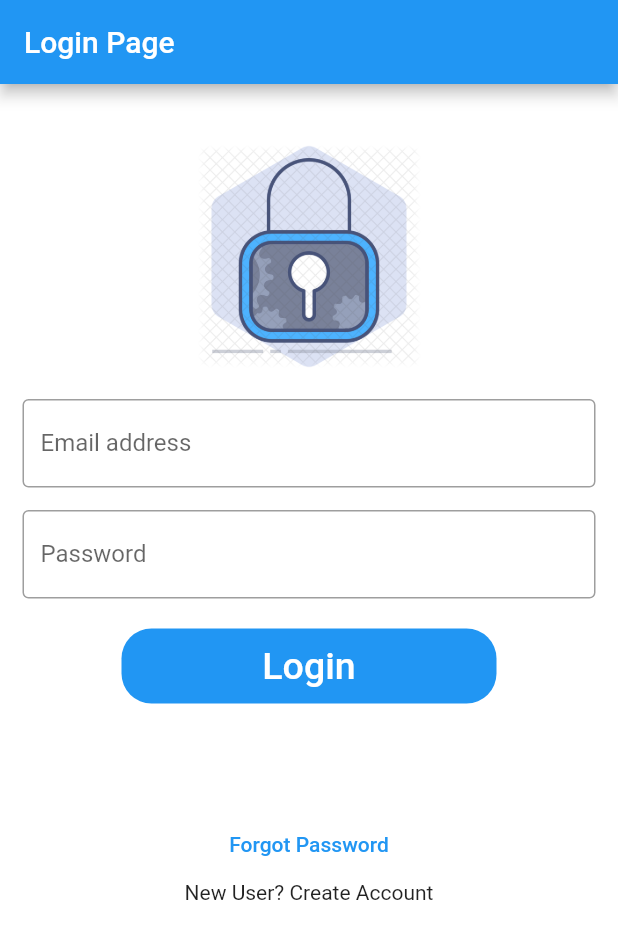
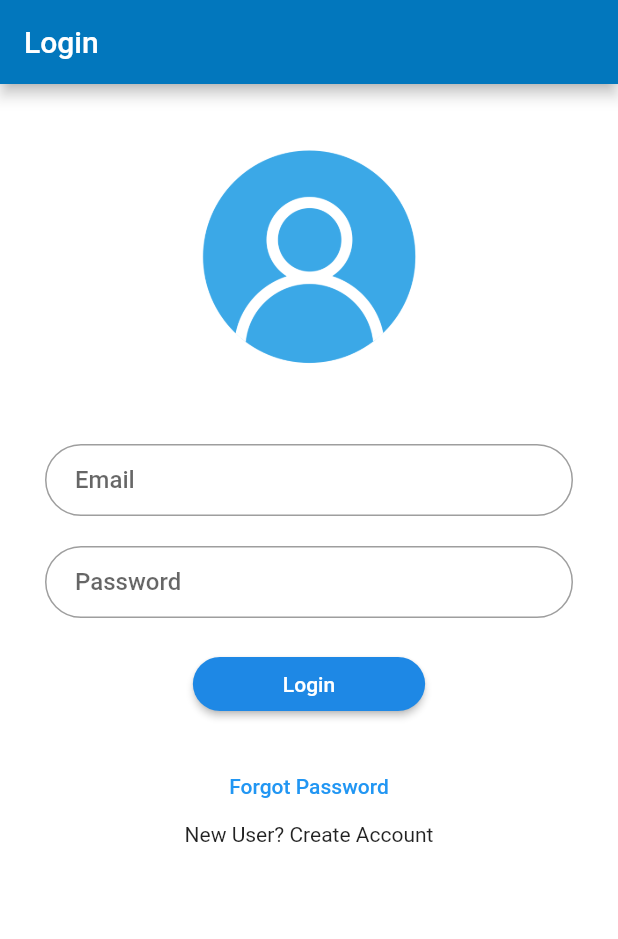
Before and after one commit to tanvir-ahmod/Project-Tracker, a Flutter app: the screen it shows after launch, on a phone screen of 412 x 824 dp. Shown: the top 939 px of the screen. Run offline on Flutter 3.47's test engine with Material 2 defaults, Android fonts, the phone set to English and light mode, and no system bars; our stand-ins replace dio, flutter_spinkit, fluttertoast, get, get_storage, google_fonts and 1 more.

Commit message:
Update login UI

```diff
--- a/lib/main.dart
+++ b/lib/main.dart
@@ -8,7 +8,10 @@ void main() async {
   await GetStorage.init();
   GlobalBinding().dependencies();
   runApp(GetMaterialApp(
-    debugShowCheckedModeBanner: false,
-    home: LoginScreen()
-  ));
+      theme: ThemeData(
+        primaryColor: Colors.lightBlue[800],
+        accentColor: Colors.cyan[600],
+      ),
+      debugShowCheckedModeBanner: false,
+      home: LoginScreen()));
 }
--- a/lib/ui/forgot_password.dart
+++ b/lib/ui/forgot_password.dart
@@ -9,7 +9,9 @@ class ForgotPassword extends StatelessWidget {
   @override
   Widget build(BuildContext context) {
     return Obx(() => Scaffold(
-          body: SingleChildScrollView(
+      appBar: AppBar(title: Text("Forgot password"),),
+          body: Center(
+            child: SingleChildScrollView(
               child: Column(
                 mainAxisAlignment: MainAxisAlignment.center,
                 crossAxisAlignment: CrossAxisAlignment.center,
@@ -22,7 +24,7 @@ class ForgotPassword extends StatelessWidget {
                     child: Text(
                       'Forgot Your Password?',
                       style: TextStyle(
-                        color: Colors.indigo,
+                          color: Colors.blue[800],
                           fontSize: 25,
                           fontWeight: FontWeight.w500),
                     ),
@@ -64,7 +66,8 @@ class ForgotPassword extends StatelessWidget {
                           FocusManager.instance.primaryFocus?.unfocus();
                           _forgotPasswordController.resetPassword();
                         } else {
-                        Fluttertoast.showToast(msg: "Email can not be empty!");
+                          Fluttertoast.showToast(
+                              msg: "Email can not be empty!");
                         }
                       },
                       shape: RoundedRectangleBorder(
@@ -72,8 +75,9 @@ class ForgotPassword extends StatelessWidget {
                       ),
                       padding:
                           EdgeInsets.symmetric(horizontal: 30.0, vertical: 8.0),
-                    color: Colors.indigo.shade600,
-                    textColor: Theme.of(context).primaryTextTheme.button!.color,
+                      color: Colors.blue[800],
+                      textColor:
+                          Theme.of(context).primaryTextTheme.button!.color,
                     ),
                   ),
                   SizedBox(
@@ -89,6 +93,7 @@ class ForgotPassword extends StatelessWidget {
                 ],
               ),
             ),
+          ),
         ));
   }
 }
--- a/lib/ui/login_ui.dart
+++ b/lib/ui/login_ui.dart
@@ -4,7 +4,6 @@ import 'package:todo/controller/auth_controller.dart';
 import 'package:todo/ui/forgot_password.dart';
 import 'package:todo/ui/registration/sign_up_ui.dart';
 import 'package:get/get.dart';
-
 
 class LoginScreen extends StatelessWidget {
   final AuthController authController = Get.find();
@@ -18,7 +17,7 @@ class LoginScreen extends StatelessWidget {
       return Scaffold(
           backgroundColor: Colors.white,
           appBar: AppBar(
-            title: Text("Login Page"),
+            title: Text("Login"),
           ),
           body: SingleChildScrollView(
             child: Column(
@@ -29,7 +28,7 @@ class LoginScreen extends StatelessWidget {
                     child: Container(
                         width: 200,
                         height: 150,
-                        child: Image.asset('assets/images/password_setup.png')),
+                        child: Image.asset('assets/images/login.png')),
                   ),
                 ),
                 SizedBox(
@@ -40,25 +39,29 @@ class LoginScreen extends StatelessWidget {
                   child: Column(
                     children: [
                       Padding(
-                        padding: EdgeInsets.symmetric(horizontal: 15),
+                          padding: const EdgeInsets.fromLTRB(30, 30, 30, 0),
                           child: TextFormField(
                             controller: _email,
-                          textInputAction: TextInputAction.next,
                             validator: (val) {
                               if (val != null && val.isEmpty)
                                 return 'Field can not be empty';
                               return null;
                             },
                             decoration: InputDecoration(
-                              border: OutlineInputBorder(),
-                              labelText: 'Email address',
-                              hintText: 'Enter email address'),
+                              contentPadding: EdgeInsets.fromLTRB(20, 8, 8, 8),
+                              border: OutlineInputBorder(
+                                  borderRadius:
+                                      BorderRadius.all(Radius.circular(50.0)),
+                                  borderSide:
+                                      BorderSide(color: Colors.white24)),
+                              labelText: 'Email',
+                              labelStyle:
+                                  TextStyle(fontWeight: FontWeight.w500),
                             ),
-                      ),
+                            // ignore: missing_return
+                          )),
                       Padding(
-                        padding: const EdgeInsets.only(
-                            left: 15.0, right: 15.0, top: 15, bottom: 0),
-                        //padding: EdgeInsets.symmetric(horizontal: 15),
+                          padding: const EdgeInsets.fromLTRB(30, 20, 30, 0),
                           child: TextFormField(
                             controller: _pass,
                             obscureText: true,
@@ -69,24 +72,25 @@ class LoginScreen extends StatelessWidget {
                               return null;
                             },
                             decoration: InputDecoration(
-                              border: OutlineInputBorder(),
+                              contentPadding: EdgeInsets.fromLTRB(20, 8, 8, 8),
+                              border: OutlineInputBorder(
+                                  borderRadius:
+                                      BorderRadius.all(Radius.circular(50.0)),
+                                  borderSide:
+                                      BorderSide(color: Colors.white24)),
                               labelText: 'Password',
-                              hintText: 'Enter password'),
+                              labelStyle:
+                                  TextStyle(fontWeight: FontWeight.w500),
                             ),
-                      ),
+                            // ignore: missing_return
+                          )),
                     ],
                   ),
                 ),
                 SizedBox(
                   height: 20,
                 ),
-                Container(
-                  height: 50,
-                  width: 250,
-                  decoration: BoxDecoration(
-                      color: Colors.blue,
-                      borderRadius: BorderRadius.circular(20)),
-                  child: TextButton(
+                MaterialButton(
                   onPressed: () {
                     if (_form.currentState!.validate()) {
                       authController.login(_email.text, _pass.text);
@@ -94,19 +98,29 @@ class LoginScreen extends StatelessWidget {
                   },
                   child: Text(
                     'Login',
-                      style: TextStyle(color: Colors.white, fontSize: 25),
+                    // style: TextStyle(color: Colors.white, fontSize: 25),
                   ),
+                  shape: RoundedRectangleBorder(
+                    borderRadius: BorderRadius.circular(30),
                   ),
+                  padding:
+                      EdgeInsets.symmetric(horizontal: 60.0, vertical: 8.0),
+                  color: Colors.blue[600],
+                  textColor: Theme.of(context).primaryTextTheme.button!.color,
                 ),
                 SizedBox(
                   height: 20,
                 ),
                 if (authController.isLoading.value)
+                  Column(
+                    children: [
                       Center(
                         child: CircularProgressIndicator(),
                       ),
                       SizedBox(
                         height: 50,
+                      ),
+                    ],
                   ),
                 TextButton(
                     onPressed: () => Get.to(() => ForgotPassword()),
--- a/pubspec.yaml
+++ b/pubspec.yaml
@@ -66,6 +66,7 @@ flutter:
       - assets/images/no_items_found.jpeg
       - assets/images/home_background.png
       - assets/images/no_sub_item.png
+      - assets/images/login.png
 
   # An image asset can refer to one or more resolution-specific "variants", see
   # https://flutter.dev/assets-and-images/#resolution-aware.
```
Also changed, not shown: assets/images/login.png (added). Lines whose indentation alone changed are shown as unchanged.
